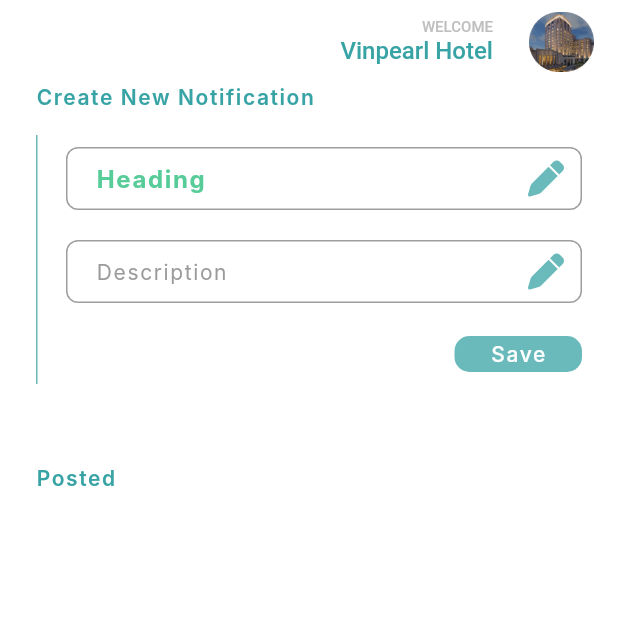
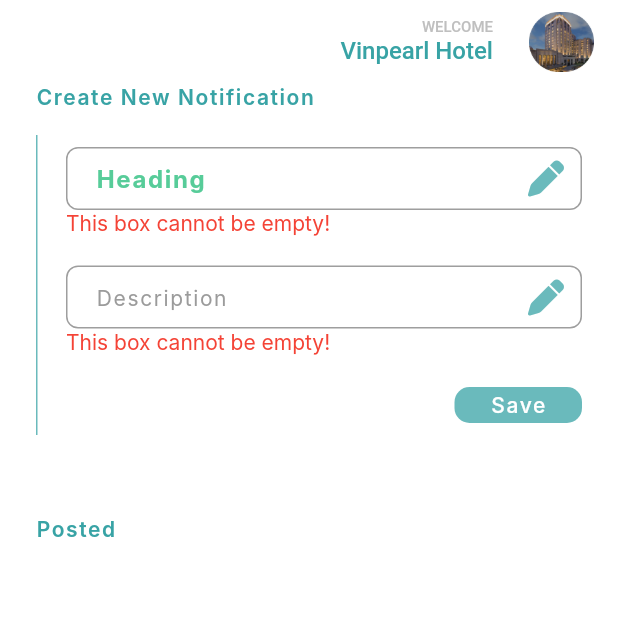
Before and after one commit to ManhHoDinh/Paradise_Hotel_Management, a Flutter app: the screen it shows after launch, after a tap on "Save", on a phone screen of 412 x 824 dp, the top half of it. Run offline on Flutter 3.47's test engine with Material 2 defaults, Android fonts, the phone set to English and light mode, and no system bars; drawn by our look-alikes of keyboard_dismisser; our stand-ins replace auto_size_text, cloud_firestore, dropdown_button2, file_picker, firebase_auth, firebase_core and 11 more; missing offline and left inert: open_file_plus, syncfusion_flutter_pdf; accounts and stored records are empty; Roboto replaces fonts that are missing (Inter).

Commit message:
upload notification success

```diff
--- a/lib/presentations/screens/Onboardings/notification_screen.dart
+++ b/lib/presentations/screens/Onboardings/notification_screen.dart
@@ -1,3 +1,4 @@
+import 'package:cloud_firestore/cloud_firestore.dart';
 import 'package:flutter/material.dart';
 import 'package:font_awesome_flutter/font_awesome_flutter.dart';
 import 'package:keyboard_dismisser/keyboard_dismisser.dart';
@@ -23,14 +24,28 @@ class NotificationScreen extends StatefulWidget {
 
 class _NotificationScreenState extends State<NotificationScreen> {
   int currentId = 2;
+  bool _head = false;
+  bool _des = false;
   bool manager = true;
   bool staff = false;
   String? _heading;
   String? _description;
+  TextEditingController controlhead = TextEditingController();
+  TextEditingController controldes = TextEditingController();
   late List<NotificationModel> listNotification;
   @override
   Widget build(BuildContext context) {
+    CollectionReference Notification =
+        FirebaseFirestore.instance.collection('Notification');
     Size size = MediaQuery.of(context).size;
+    Future<void> addNotification() {
+      return Notification.add({
+        'heading': _heading,
+        'description': _description,
+      }).then((value) => print("New Notification Posted")).catchError(
+          (error) => print("Failed to add new notification: $error"));
+    }
+
     return KeyboardDismisser(
       child: Scaffold(
         appBar: AppBar(
@@ -108,6 +123,7 @@ class _NotificationScreenState extends State<NotificationScreen> {
                                 height: 42,
                                 width: double.infinity,
                                 child: TextField(
+                                  controller: controlhead,
                                   onChanged: (value) {
                                     setState(() {
                                       _heading = value;
@@ -143,6 +159,15 @@ class _NotificationScreenState extends State<NotificationScreen> {
                               ),
                             ),
                           ),
+                          Visibility(
+                            visible: _head,
+                            child: Text(
+                              "This box cannot be empty!",
+                              style: TextStyles.descriptionRoom.copyWith(
+                                color: Colors.red,
+                              ),
+                            ),
+                          ),
                           SizedBox(height: 20),
                           Container(
                             child: Container(
@@ -150,6 +175,7 @@ class _NotificationScreenState extends State<NotificationScreen> {
                                 height: 42,
                                 width: double.infinity,
                                 child: TextField(
+                                  controller: controldes,
                                   onChanged: (value) {
                                     setState(() {
                                       _description = value;
@@ -185,12 +211,41 @@ class _NotificationScreenState extends State<NotificationScreen> {
                               ),
                             ),
                           ),
+                          Visibility(
+                            visible: _des,
+                            child: Text(
+                              "This box cannot be empty!",
+                              style: TextStyles.descriptionRoom.copyWith(
+                                color: Colors.red,
+                              ),
+                            ),
+                          ),
                           SizedBox(height: 22),
                           Container(
                             width: double.infinity,
                             alignment: Alignment.centerRight,
                             child: InkWell(
-                              onTap: () {},
+                              onTap: () {
+                                setState(() {
+                                  if (_heading != null &&
+                                      _description != null) {
+                                    _head = false;
+                                    _des = false;
+                                    addNotification();
+                                    controlhead.text = "";
+                                    controldes.text = "";
+                                    _heading = null;
+                                    _description = null;
+                                  } else {
+                                    if (_heading == null) {
+                                      _head = true;
+                                    }
+                                    if (_description == null) {
+                                      _des = true;
+                                    }
+                                  }
+                                });
+                              },
                               child: Container(
                                 alignment: Alignment.center,
                                 width: 85,
```
